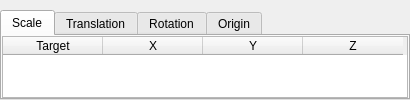
Above: apps/vaporgui/TransformTableGUI.ui from StasJ/vapor-formatted before the change. Below: the same form after it.
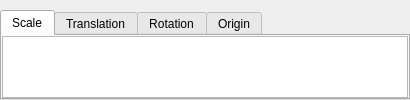
That is the form after the change. The open tabs and pages were chosen to show the change.

Commit message: Modified the TransformTable to use the VaporTable object

```diff
--- a/apps/vaporgui/TransformTableGUI.ui
+++ b/apps/vaporgui/TransformTableGUI.ui
@@ -95,38 +95,6 @@
            <verstretch>0</verstretch>
           </sizepolicy>
          </property>
-         <column>
-          <property name="text">
-           <string>Target</string>
-          </property>
-          <property name="textAlignment">
-           <set>AlignCenter</set>
-          </property>
-         </column>
-         <column>
-          <property name="text">
-           <string>X</string>
-          </property>
-          <property name="textAlignment">
-           <set>AlignCenter</set>
-          </property>
-         </column>
-         <column>
-          <property name="text">
-           <string>Y</string>
-          </property>
-          <property name="textAlignment">
-           <set>AlignCenter</set>
-          </property>
-         </column>
-         <column>
-          <property name="text">
-           <string>Z</string>
-          </property>
-          <property name="textAlignment">
-           <set>AlignCenter</set>
-          </property>
-         </column>
         </widget>
        </item>
       </layout>
```
Left out of the diff: 86 changed lines with no effect on the pictures. The commit also changes 3 other files.
